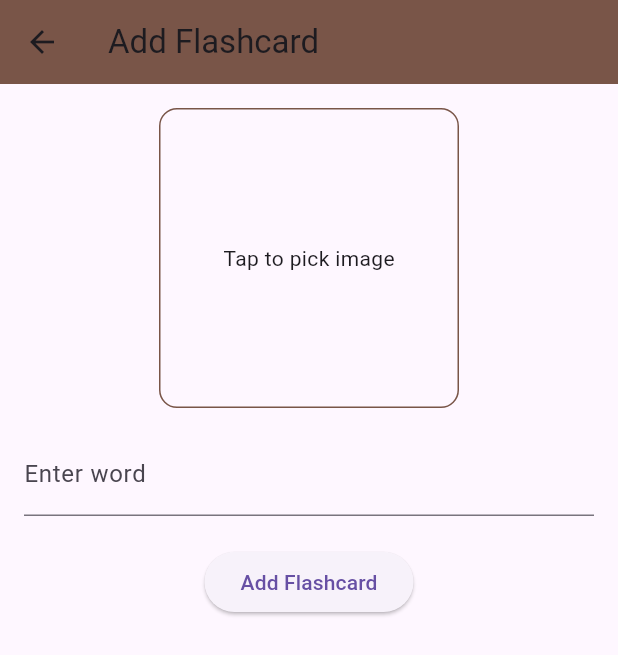
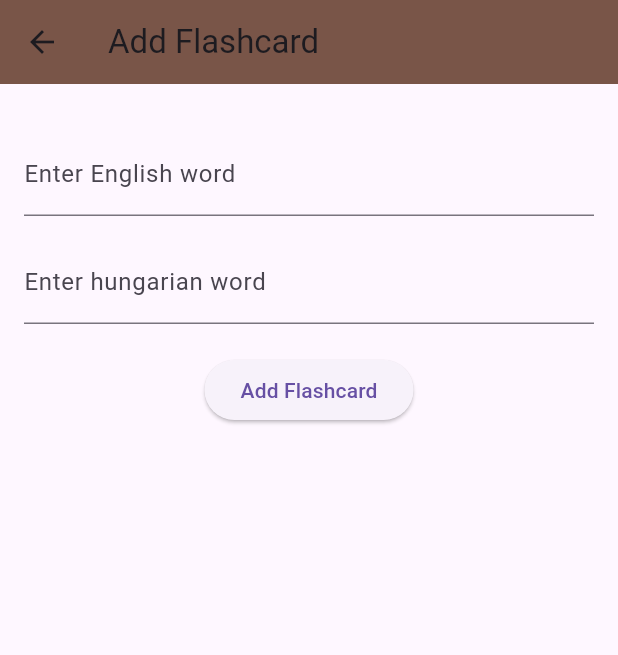
Before and after one commit to AmonBrollo/FlashLingo, a Flutter app: the AddFlashcardScreen screen opened directly with empty values, after a tap on "Add Flashcard", on a phone screen of 412 x 824 dp. Shown: the top 655 px of the screen. Run offline on Flutter 3.47's test engine with Material 3 defaults, Android fonts, the phone set to English and light mode, and no system bars; our stand-ins replace image_picker.

Commit message:
🔄️ Changed flashcards to show english words instead of default images and added english translations to flashcards.json file.

```diff
--- a/assets/data/flashcards.json
+++ b/assets/data/flashcards.json
@@ -1,14 +1,17 @@
 [
     {
-        "imagePath": "assets/images/bread.png",
-        "word": "Kenyér"
+        "english": "Bread",
+        "hungarian": "Kenyér",
+        "imagePath": "assets/images/bread.png"
     },
     {
-        "imagePath": "assets/images/egg.png",
-        "word": "Tolyas"
+        "english": "Egg",
+        "hungarian": "Tojás",
+        "imagePath": "assets/images/egg.png"
     },
     {
-        "imagePath": "assets/images/chicken.png",
-        "word": "Csirke"
+        "english": "Chicken",
+        "hungarian": "Csirke",
+        "imagePath": "assets/images/chicken.png"
     }
 ]
--- a/lib/main.dart
+++ b/lib/main.dart
@@ -21,17 +21,21 @@ class FlashcardApp extends StatelessWidget {
 }
 
 class Flashcard {
-  final String imagePath;
-  final String word;
-  final bool isAsset;
+  final String english;
+  final String hungarian;
+  final String? imagePath;
 
-  Flashcard({required this.imagePath, required this.word, this.isAsset = true});
+  Flashcard({
+    required this.english,
+    required this.hungarian,
+    required this.imagePath,
+  });
 
   factory Flashcard.fromJson(Map<String, dynamic> json) {
     return Flashcard(
-      imagePath: json['imagePath'],
-      word: json['word'],
-      isAsset: true,
+      english: json['english'],
+      hungarian: json['hungarian'],
+      imagePath: null,
     );
   }
 }
@@ -98,9 +102,9 @@ class _FlashcardScreenState extends State<FlashcardScreen> {
     if (pickedFile != null) {
       setState(() {
         flashcards[currentIndex] = Flashcard(
+          english: flashcards[currentIndex].english,
+          hungarian: flashcards[currentIndex].hungarian,
           imagePath: pickedFile.path,
-          word: flashcards[currentIndex].word,
-          isAsset: false,
         );
       });
     }
@@ -142,31 +146,45 @@ class _FlashcardScreenState extends State<FlashcardScreen> {
                 ],
               ),
               alignment: Alignment.center,
+              child: Column(
+                mainAxisAlignment: MainAxisAlignment.center,
+                crossAxisAlignment: CrossAxisAlignment.stretch,
+                children: [
+                  Center(
                     child: isFlipped
                         ? Text(
-                      flashcard.word,
+                            flashcard.hungarian,
                             style: const TextStyle(
                               fontSize: 32,
                               fontWeight: FontWeight.bold,
                             ),
                           )
                         : Column(
-                      mainAxisAlignment: MainAxisAlignment.center,
-                      crossAxisAlignment: CrossAxisAlignment.stretch,
                             children: [
-                        Center(
-                          child: flashcard.isAsset
-                              ? Image.asset(
-                                  flashcard.imagePath,
+                              Text(
+                                flashcard.english,
+                                style: const TextStyle(
+                                  fontSize: 32,
+                                  fontWeight: FontWeight.bold,
+                                ),
+                              ),
+                              const SizedBox(height: 12),
+                              flashcard.imagePath != null
+                                  ? Image.file(
+                                      File(flashcard.imagePath!),
                                       width: 250,
                                       height: 250,
                                       fit: BoxFit.cover,
                                     )
-                              : Image.file(
-                                  File(flashcard.imagePath),
-                                  width: 250,
-                                  height: 250,
-                                  fit: BoxFit.cover,
+                                  : const Text(
+                                      'No image yet. \n Tap ✏️ to add one.',
+                                      textAlign: TextAlign.center,
+                                      style: TextStyle(
+                                        fontSize: 18,
+                                        fontWeight: FontWeight.w400,
+                                      ),
+                                    ),
+                            ],
                           ),
                   ),
                   const SizedBox(height: 8),
@@ -176,11 +194,8 @@ class _FlashcardScreenState extends State<FlashcardScreen> {
                       mainAxisAlignment: MainAxisAlignment.end,
                       children: [
                         IconButton(
-                                icon: const Icon(
-                                  Icons.edit,
-                                  color: Colors.black87,
-                                ),
-                                tooltip: 'Change image',
+                          icon: const Icon(Icons.edit, color: Colors.black87),
+                          tooltip: 'Add image',
                           onPressed: changeCurrentImage,
                         ),
                       ],
@@ -190,26 +205,26 @@ class _FlashcardScreenState extends State<FlashcardScreen> {
               ),
             ),
           ),
-          const SizedBox(height: 30),
+          const SizedBox(height: 20),
           Row(
             mainAxisAlignment: MainAxisAlignment.center,
             children: [
-              ElevatedButton(
+              IconButton(
+                icon: const Icon(Icons.arrow_back),
                 onPressed: prevCard,
-                child: const Icon(Icons.arrow_back),
               ),
               const SizedBox(width: 20),
-              ElevatedButton(
+              IconButton(
+                icon: const Icon(Icons.arrow_forward),
                 onPressed: nextCard,
-                child: const Icon(Icons.arrow_forward),
               ),
             ],
           ),
         ],
       ),
       floatingActionButton: FloatingActionButton(
-        onPressed: () {
-          Navigator.push(
+        onPressed: () async {
+          final newCard = await Navigator.push(
             context,
             MaterialPageRoute(
               builder: (_) => AddFlashcardScreen(
@@ -241,27 +256,16 @@ class AddFlashcardScreen extends StatefulWidget {
 }
 
 class _AddFlashcardScreenState extends State<AddFlashcardScreen> {
-  final TextEditingController wordController = TextEditingController();
-  File? imageFile;
-
-  Future<void> pickImage() async {
-    final picker = ImagePicker();
-    final picked = await picker.pickImage(source: ImageSource.gallery);
-
-    if (picked != null) {
-      setState(() {
-        imageFile = File(picked.path);
-      });
-    }
-  }
+  final TextEditingController englishController = TextEditingController();
+  final TextEditingController hungarianController = TextEditingController();
 
   void submit() {
-    if (wordController.text.trim().isEmpty) return;
+    if (englishController.text.trim().isEmpty) return;
 
     final newFlashcard = Flashcard(
-      imagePath: imageFile?.path ?? 'assets/images/default.png',
-      word: wordController.text.trim(),
-      isAsset: imageFile == null,
+      english: englishController.text.trim(),
+      hungarian: hungarianController.text.trim(),
+      imagePath: null,
     );
 
     widget.onAdd(newFlashcard);
@@ -279,24 +283,19 @@ class _AddFlashcardScreenState extends State<AddFlashcardScreen> {
         padding: const EdgeInsets.all(16),
         child: Column(
           children: [
-            GestureDetector(
-              onTap: pickImage,
-              child: Container(
-                width: 200,
-                height: 200,
-                decoration: BoxDecoration(
-                  border: Border.all(color: Colors.brown),
-                  borderRadius: BorderRadius.circular(12),
-                ),
-                child: imageFile != null
-                    ? Image.file(imageFile!, fit: BoxFit.cover)
-                    : const Center(child: Text("Tap to pick image")),
+            const SizedBox(height: 16),
+            TextField(
+              controller: englishController,
+              decoration: const InputDecoration(
+                labelText: 'Enter English word',
               ),
             ),
             const SizedBox(height: 16),
             TextField(
-              controller: wordController,
-              decoration: const InputDecoration(labelText: 'Enter word'),
+              controller: hungarianController,
+              decoration: const InputDecoration(
+                labelText: 'Enter hungarian word',
+              ),
             ),
             const SizedBox(height: 20),
             ElevatedButton(
```
Lines whose indentation alone changed are shown as unchanged.
